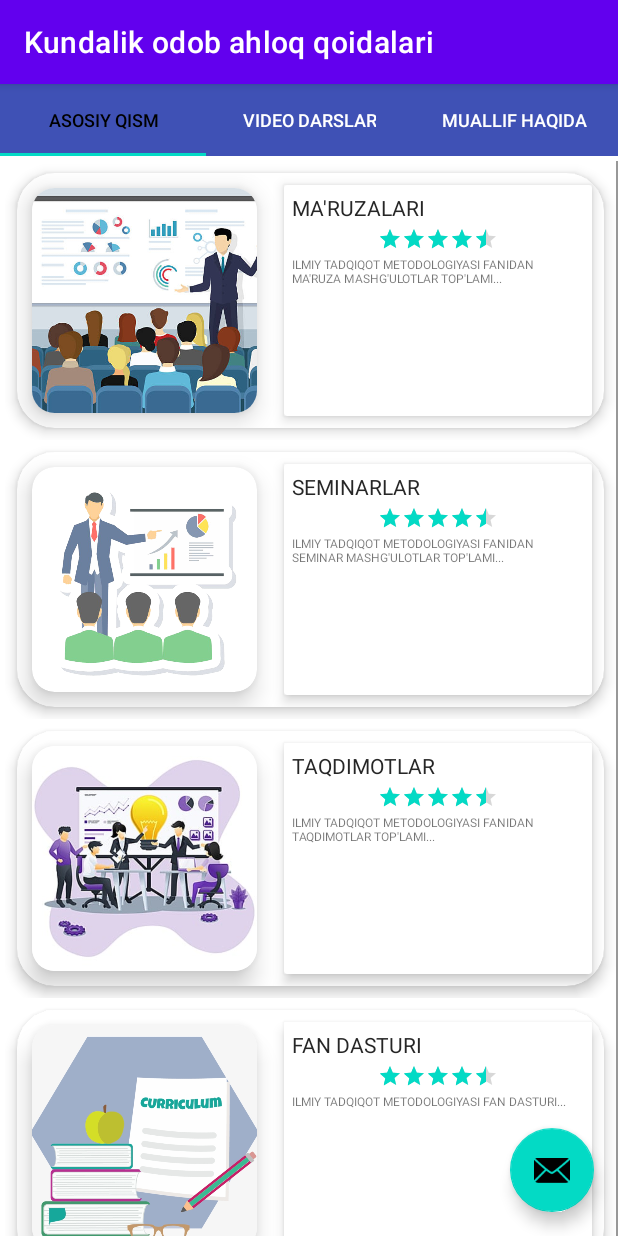
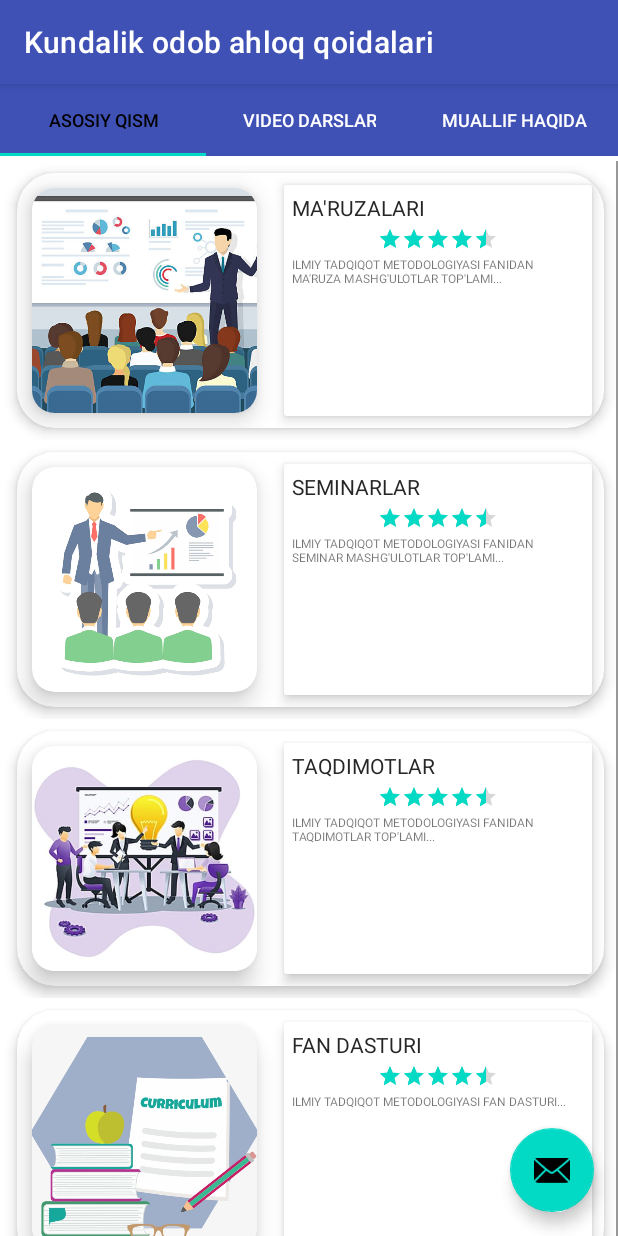
Before and after one commit to asadbekakmedov2001/metodologiya, an Android app: the screen it shows after launch (MainActivity), on a phone screen of 412 x 824 dp. Run offline under Robolectric (Android 15) with nearby library versions, the phone set to English and light mode, and no system bars.

Commit message:
Update colors.xml

```diff
--- a/app/src/main/res/values/colors.xml
+++ b/app/src/main/res/values/colors.xml
@@ -1,13 +1,13 @@
 <?xml version="1.0" encoding="utf-8"?>
 <resources>
     <color name="purple_200">#FFBB86FC</color>
-    <color name="purple_500">#FF6200EE</color>
-    <color name="purple_700">#FF3700B3</color>
+    <color name="purple_500">#3F51B5</color>
+    <color name="purple_700">#3F51B5</color>
     <color name="teal_200">#FF03DAC5</color>
     <color name="teal_700">#FF018786</color>
     <color name="black">#FF000000</color>
     <color name="white">#FFFFFFFF</color>
-    <color name="colorPrimary">#FF6200EE</color>
+    <color name="colorPrimary">#3F51B5</color>
     <color name="colorPrimaryDark">#F8776E</color>
     <color name="colorAccent">#B495EC</color>
     <color name="mycolor">#3F51B5</color>
```
